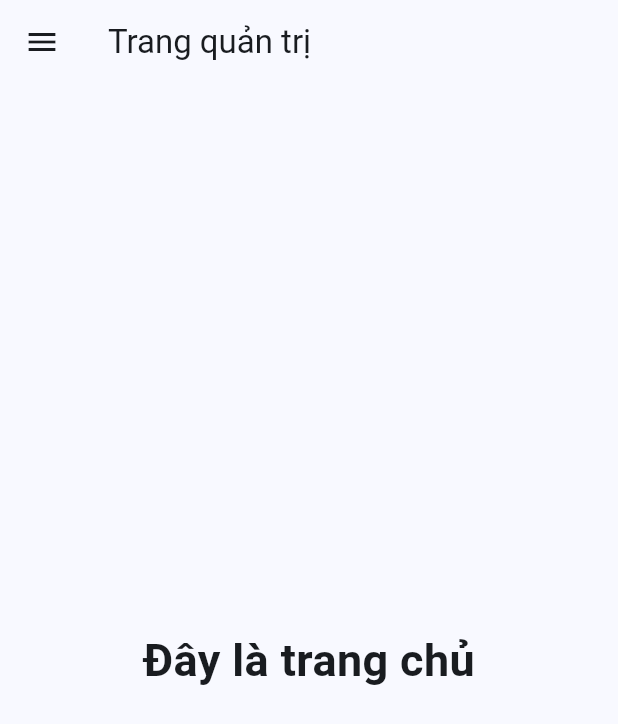
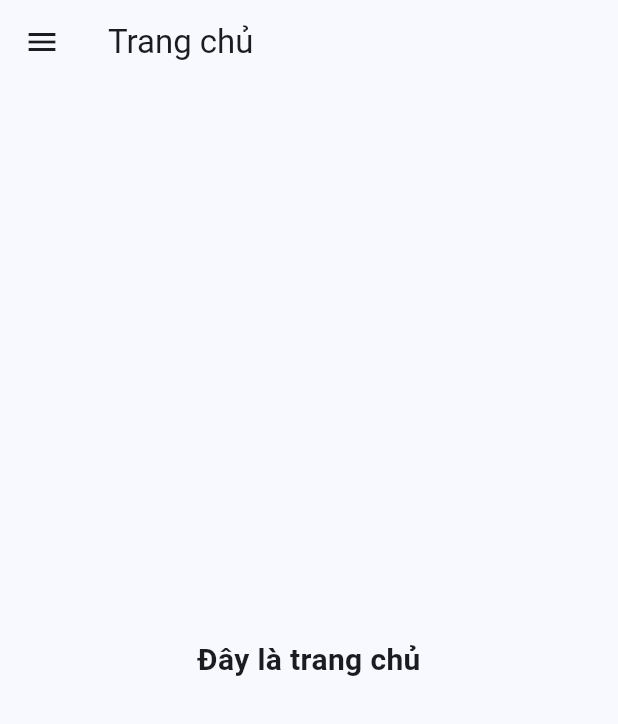
Before and after one commit to nana2503/DOAN_FLUTTER, a Flutter app: the AdminPage screen opened directly, on a phone screen of 412 x 824 dp. Shown: the top 724 px of the screen. Run offline on Flutter 3.47's test engine with Material 3 defaults, Android fonts, the phone set to English and light mode, and no system bars; our stand-ins replace flutter_secure_storage; accounts and stored records are empty.

```diff
--- a/lib/screens/admin_page.dart
+++ b/lib/screens/admin_page.dart
@@ -1,5 +1,6 @@
 import 'package:flutter/material.dart';
 import 'package:flutter_doan/screens/action_page.dart';
+import 'package:flutter_doan/screens/listUser_page.dart';
 import 'package:flutter_doan/utils/services.dart';
 import 'package:flutter_doan/utils/tokenService.dart';
 
@@ -12,17 +13,15 @@ class AdminPage extends StatefulWidget {
 
 class _AdminPageState extends State<AdminPage> {
   int _selectedIndex = 0;
+  String appBarTitle = "Trang chủ";
   static const TextStyle optionStyle =
-      TextStyle(fontSize: 30, fontWeight: FontWeight.bold);
+      TextStyle(fontSize: 20, fontWeight: FontWeight.bold);
   final List<Widget> _widgetOptions = <Widget>[
     const Text(
       'Đây là trang chủ',
       style: optionStyle,
     ),
-    const Text(
-      'Đây là trang hiển thị danh sách sinh viên',
-      style: optionStyle,
-    ),
+    const ListUser(),
     const Text(
       'Đăng xuất',
       style: optionStyle,
@@ -50,30 +49,37 @@ class _AdminPageState extends State<AdminPage> {
   @override
   Widget build(BuildContext context) {
     return Scaffold(
-      appBar: AppBar(title: const Text("Trang quản trị")),
+      appBar: AppBar(title: Text(appBarTitle)),
       body: Center(
         child: _widgetOptions[_selectedIndex],
       ),
       drawer: Drawer(
         child: ListView(
-          padding: EdgeInsets.zero,
           children: [
+            const SizedBox(height: 50),
             ListTile(
-                title: const Text("Trang chủ"),
+                title: const Text("Trang chủ", style: optionStyle),
                 selected: _selectedIndex == 0,
                 onTap: () {
                   _onItemTapped(0);
                   Navigator.pop(context);
+                  setState(() {
+                    appBarTitle = "Trang chủ";
+                  });
                 }),
             ListTile(
-                title: const Text("Xem danh sách sinh viên"),
+                title:
+                    const Text("Xem danh sách sinh viên", style: optionStyle),
                 selected: _selectedIndex == 1,
                 onTap: () {
                   _onItemTapped(1);
                   Navigator.pop(context);
+                  setState(() {
+                    appBarTitle = "Danh sách sinh viên";
+                  });
                 }),
             ListTile(
-                title: const Text("Đăng xuất"),
+                title: const Text("Đăng xuất", style: optionStyle),
                 selected: _selectedIndex == 2,
                 onTap: () {
                   _onItemTapped(2);
```
Also changed, not shown: lib/component/userItem.dart (added, +70 -0 lines), lib/model/user.dart (added, +53 -0 lines), lib/screens/listUser_page.dart (added, +45 -0 lines), lib/utils/services.dart (+10 -1 lines).
